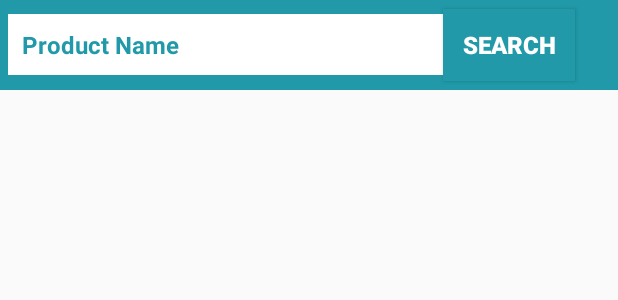
After one commit to Isini-Dananjana/MADD-PharmacyApp, an Android app: the layout activity_search_products.xml on its own in the app's theme, with its tools: preview values and no code run, on a phone screen of 412 x 824 dp. The commit adds this screen. Shown: the top 300 px of the screen. Run offline under Robolectric (Android 15) with nearby library versions, the phone set to English and light mode, and no system bars.

Commit message:
search function implemented

```diff
--- a/app/src/main/java/com/example/medicare_pharmacyapp/AdminPanel.java
+++ b/app/src/main/java/com/example/medicare_pharmacyapp/AdminPanel.java
@@ -39,7 +39,7 @@ public class AdminPanel extends AppCompatActivity {
         manageItem.setOnClickListener(new View.OnClickListener() {
             @Override
             public void onClick(View view) {
-                Intent intent = new Intent(AdminPanel.this, HomeActivity.class);
+                Intent intent = new Intent(AdminPanel.this,HomeActivity.class);
                 intent.putExtra("Admin","Admin");
                 startActivity(intent);
             }
--- /dev/null
+++ b/app/src/main/res/layout/activity_search_products.xml
@@ -0,0 +1,53 @@
+<?xml version="1.0" encoding="utf-8"?>
+<RelativeLayout xmlns:android="http://schemas.android.com/apk/res/android"
+    xmlns:app="http://schemas.android.com/apk/res-auto"
+    xmlns:tools="http://schemas.android.com/tools"
+    android:layout_width="match_parent"
+    android:layout_height="match_parent"
+    tools:context=".SearchProductsActivity">
+
+    <RelativeLayout
+        android:id="@+id/r5"
+        android:layout_width="match_parent"
+        android:layout_height="60dp"
+        android:background="@color/colorPrimaryDark"
+        android:layout_alignParentTop="true">
+
+        <EditText
+            android:id="@+id/search_product"
+            android:layout_width="290dp"
+            android:layout_height="wrap_content"
+            android:hint="Product Name"
+            android:textSize="16dp"
+            android:textStyle="bold"
+            android:background="@android:color/white"
+            android:padding="9dp"
+            android:layout_marginStart="5dp"
+            android:layout_centerVertical="true"
+            android:textColorHint="@color/colorPrimaryDark"/>
+
+        <Button
+            android:id="@+id/search_btn"
+            android:layout_width="wrap_content"
+            android:layout_height="wrap_content"
+            android:layout_toRightOf="@+id/search_product"
+            android:text="Search"
+            android:textColor="@android:color/white"
+            android:textSize="16dp"
+            android:textStyle="bold"
+            android:padding="9dp"
+            android:layout_centerInParent="true"
+            android:background="@color/colorPrimaryDark"/>
+
+    </RelativeLayout>
+
+    <androidx.recyclerview.widget.RecyclerView
+        android:id="@+id/search_list"
+        android:layout_width="match_parent"
+        android:layout_height="match_parent"
+        android:layout_below="@+id/r5">
+
+    </androidx.recyclerview.widget.RecyclerView>
+
+
+</RelativeLayout>
--- a/app/src/main/res/menu/activity_home_drawer.xml
+++ b/app/src/main/res/menu/activity_home_drawer.xml
@@ -8,6 +8,11 @@
             android:id="@+id/nav_cart"
             android:icon="@drawable/nav_cart"
             android:title="My Cart"
+            android:iconTint="@android:color/white"/>
+        <item
+            android:id="@+id/nav_search"
+            android:icon="@drawable/feedback"
+            android:title="Search"
             android:iconTint="@android:color/white"/>
 
         <item
```
Also changed, not shown: app/src/main/AndroidManifest.xml (+10 -10 lines), app/src/main/java/com/example/medicare_pharmacyapp/HomeActivity.java (+28 -11 lines), app/src/main/java/com/example/medicare_pharmacyapp/SearchProductsActivity.java (added, +102 -0 lines), app/src/main/res/layout/content_home.xml (+6 -1 lines).
